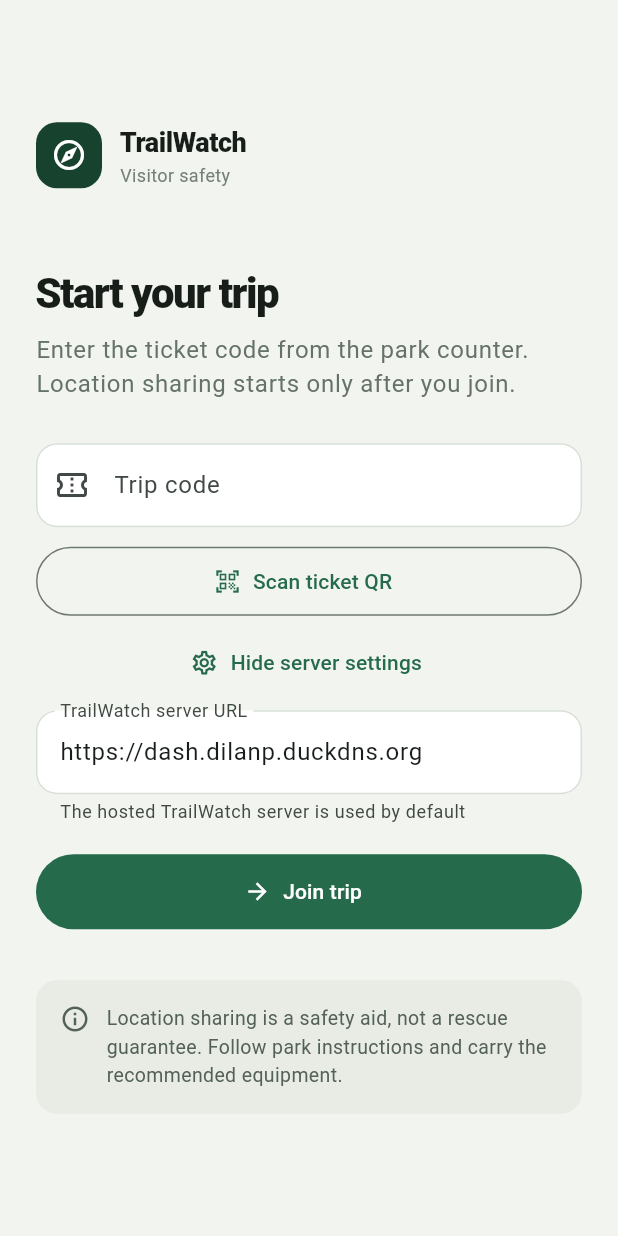
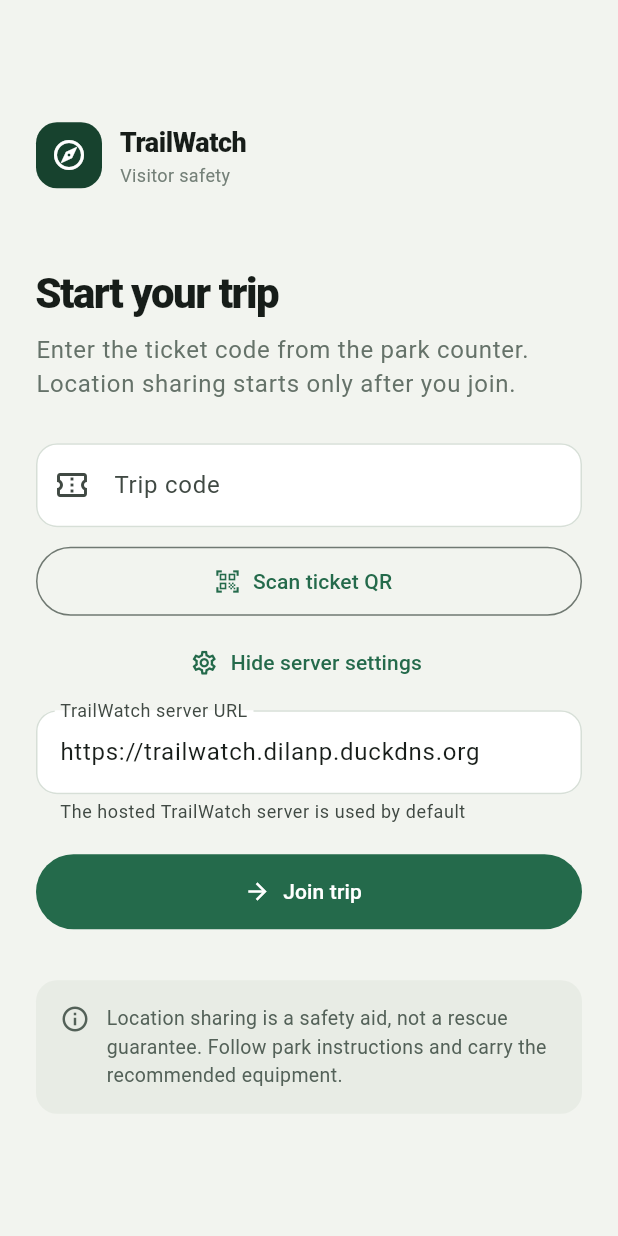
Before and after one commit to RDPerera/trailwatch, a Flutter app: the JoinTripScreen screen opened directly with empty values, after a tap on "Server settings", on a phone screen of 412 x 824 dp. Run offline on Flutter 3.47's test engine with Material 2 defaults, Android fonts, the phone set to English and light mode, and no system bars; our stand-ins replace battery_plus, flutter_map, geolocator, latlong2, shared_preferences; missing offline and left inert: mobile_scanner; accounts and stored records are empty.

Commit message:
Point mobile app at TrailWatch project host

```diff
--- a/mobile/lib/main.dart
+++ b/mobile/lib/main.dart
@@ -13,7 +13,7 @@ import 'package:shared_preferences/shared_preferences.dart';
 
 const defaultApiUrl = String.fromEnvironment(
   'TRAILWATCH_API_URL',
-  defaultValue: 'https://dash.dilanp.duckdns.org',
+  defaultValue: 'https://trailwatch.dilanp.duckdns.org',
 );
 
 void main() => runApp(const TrailWatchApp());
```
Also changed, not shown: 2 other files.
